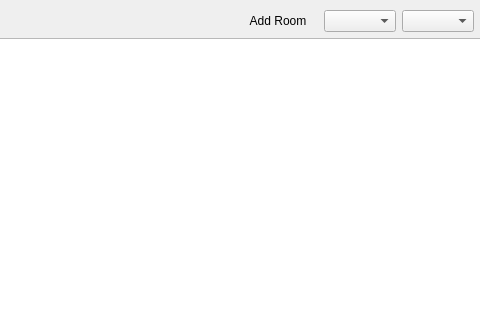
Above: src/ui/ui_room_scene.ui from trung-kieen/hotel-booking-system before the change; both pictures show x 239 to 719 and y 0 to 320 of the 800 by 600 pixel window. Below: the same form after it.
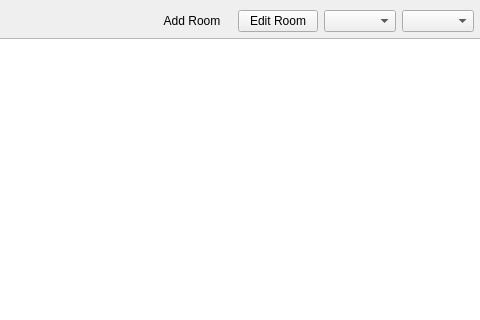
That is the form after the change.

Commit message: refactor: 🎨 room table window and room diaglog action semantic

```diff
--- a/src/ui/ui_room_scene.ui
+++ b/src/ui/ui_room_scene.ui
@@ -73,6 +73,13 @@
           </property>
          </widget>
         </item>
+        <item>
+         <widget class="QPushButton" name="btnEditRoom">
+          <property name="text">
+           <string>Edit Room</string>
+          </property>
+         </widget>
+        </item>
         <item>
          <widget class="QComboBox" name="cmbLockStatus"/>
         </item>
```
The commit also changes 7 other files.
